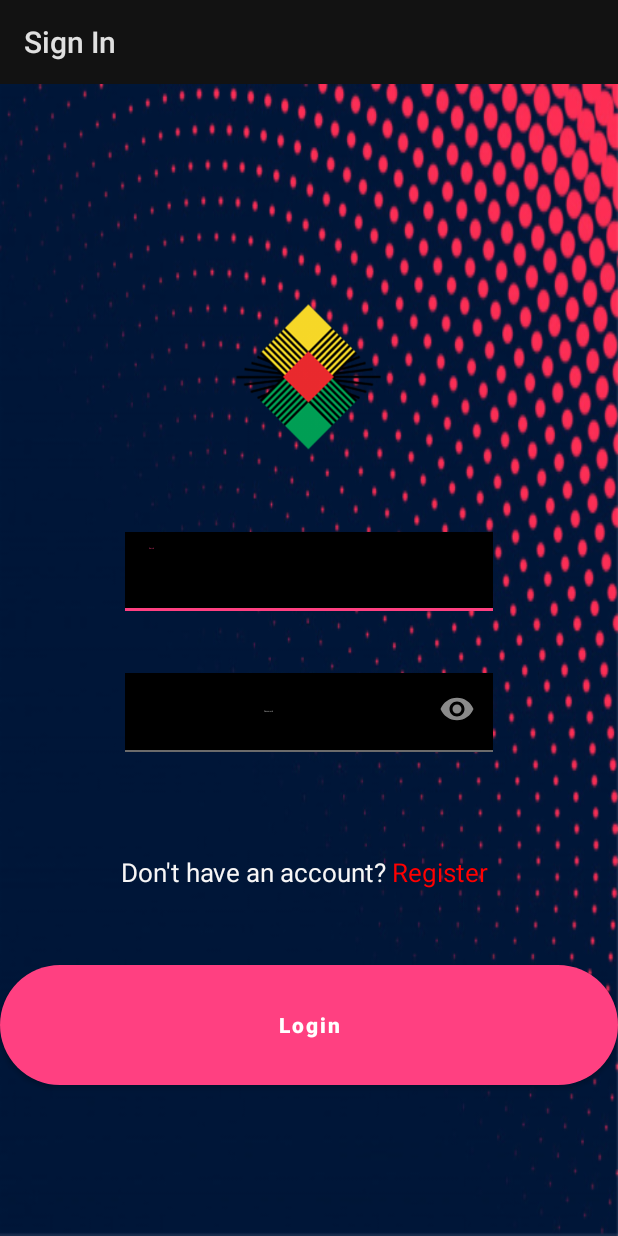
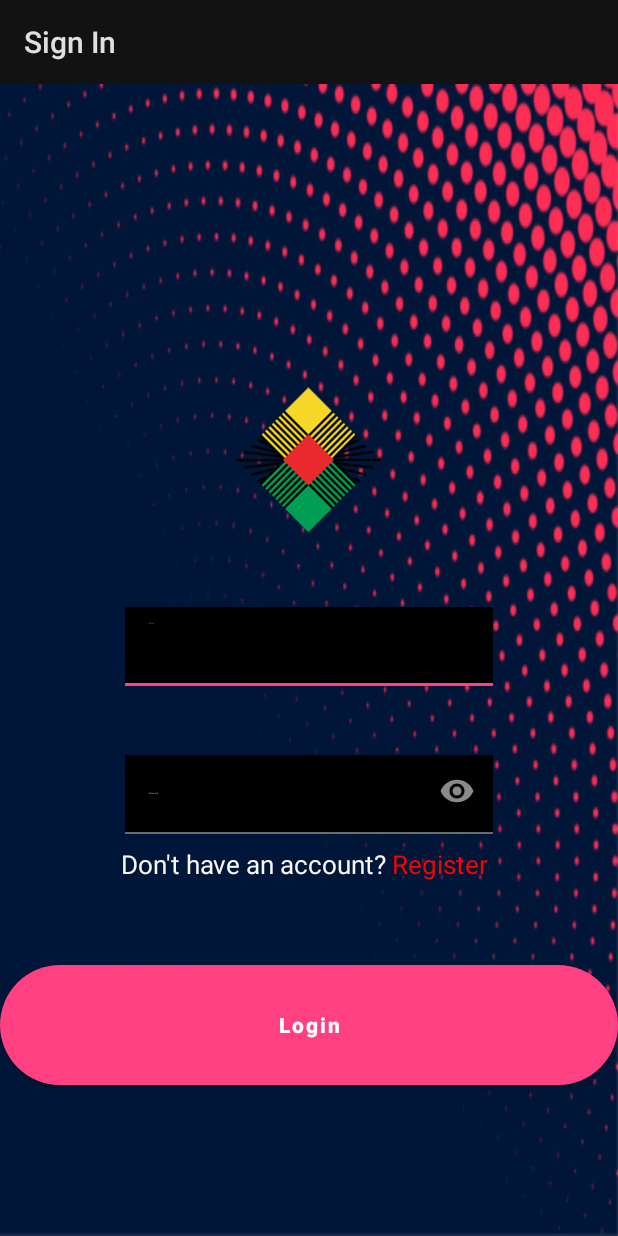
Before and after one commit to AshrafulMarufAnik/PcComplainBox, an Android app: the screen it shows after launch (LoginActivity), on a phone screen of 412 x 824 dp. Run offline under Robolectric (Android 15) with nearby library versions, the phone set to English and light mode, and no system bars; our stand-ins replace Firebase (no records; nobody signed in at launch, a user with empty details on screens opened directly).

```diff
--- a/app/src/main/AndroidManifest.xml
+++ b/app/src/main/AndroidManifest.xml
@@ -14,8 +14,7 @@
         android:theme="@style/AppTheme">
         <activity android:name=".activities.SearchActivity"></activity>
         <activity
-            android:name=".activities.LoginActivity"
-            android:screenOrientation="portrait">
+            android:name=".activities.LoginActivity">
             <intent-filter>
                 <action android:name="android.intent.action.MAIN" />
 
--- a/app/src/main/java/com/example/jmirza/firebaseauth/activities/SearchActivity.java
+++ b/app/src/main/java/com/example/jmirza/firebaseauth/activities/SearchActivity.java
@@ -1,11 +1,13 @@
 package com.example.jmirza.firebaseauth.activities;
 
+import android.annotation.SuppressLint;
+import android.app.AlertDialog;
 import android.app.DatePickerDialog;
 import android.app.Dialog;
 import android.support.v4.app.DialogFragment;
-import android.support.v7.app.AlertDialog;
 import android.support.v7.app.AppCompatActivity;
 import android.os.Bundle;
+import android.view.ContextThemeWrapper;
 import android.view.View;
 import android.widget.DatePicker;
 import android.widget.EditText;
@@ -66,6 +68,7 @@ public class SearchActivity extends AppCompatActivity implements View.OnClickLis
 
         private int flag = 0;
 
+      //  @SuppressLint("ResourceType")
         @Override
         public Dialog onCreateDialog(Bundle savedInstanceState) {
             Calendar calendar = Calendar.getInstance();
@@ -73,7 +76,9 @@ public class SearchActivity extends AppCompatActivity implements View.OnClickLis
             int month = calendar.get(Calendar.MONTH);
             int day = calendar.get(Calendar.DAY_OF_MONTH);
 
-            return new DatePickerDialog(getActivity(), this, year, month, day);
+           ContextThemeWrapper context = new ContextThemeWrapper(getActivity(), android.R.style.Theme_Holo_Dialog);
+
+            return new DatePickerDialog(context, this, year, month, day);
         }
 
         public void setFlag(int i) {
--- /dev/null
+++ b/app/src/main/res/layout-large/activity_login.xml
@@ -0,0 +1,91 @@
+<?xml version="1.0" encoding="utf-8"?>
+<LinearLayout xmlns:android="http://schemas.android.com/apk/res/android"
+    xmlns:app="http://schemas.android.com/apk/res-auto"
+    android:layout_width="match_parent"
+    android:layout_height="match_parent"
+    android:background="@drawable/bluepink"
+    android:gravity="center"
+    android:orientation="vertical"
+    android:fitsSystemWindows="true">
+
+    <LinearLayout
+        android:layout_width="wrap_content"
+        android:layout_height="wrap_content"
+        android:layout_gravity="center"
+        android:layout_marginTop="150dp"
+        android:gravity="center"
+        android:orientation="vertical">
+
+        <ImageView
+            android:layout_width="100dp"
+            android:layout_height="100dp"
+            android:background="@drawable/varsity_logo" />
+
+    </LinearLayout>
+
+
+    <android.support.design.widget.TextInputLayout
+        android:id="@+id/emailLayout"
+        android:layout_width="match_parent"
+        android:layout_height="wrap_content"
+        android:layout_gravity="center"
+        android:layout_marginTop="40dp">
+
+        <android.support.design.widget.TextInputEditText
+            android:id="@+id/emailEtId"
+            style="@style/editTextStyle"
+            android:layout_width="245dp"
+            android:layout_height="wrap_content"
+            android:layout_gravity="center"
+            android:hint="@string/enter_your_email"
+            android:inputType="text"
+            android:textColor="#fafafa"
+            android:textSize="16sp" />
+    </android.support.design.widget.TextInputLayout>
+
+    <android.support.design.widget.TextInputLayout
+        android:id="@+id/passworLayout"
+        android:layout_width="match_parent"
+        android:layout_height="wrap_content"
+        android:layout_gravity="center"
+        android:layout_marginTop="40dp"
+        app:passwordToggleEnabled="true">
+
+        <android.support.design.widget.TextInputEditText
+            android:id="@+id/passwordEtId"
+            style="@style/editTextStyle"
+            android:layout_width="245dp"
+            android:layout_height="wrap_content"
+            android:layout_gravity="center"
+            android:drawablePadding="-48dp"
+            android:hint="@string/enter_your_password"
+            android:inputType="textPassword"
+            android:textSize="16sp" />
+    </android.support.design.widget.TextInputLayout>
+
+    <ProgressBar
+        android:id="@+id/progressBarId"
+        android:layout_width="wrap_content"
+        android:layout_height="wrap_content"
+        android:visibility="gone" />
+
+    <TextView
+        android:id="@+id/signUpTvId"
+        android:layout_width="250dp"
+        android:layout_height="wrap_content"
+        android:layout_gravity="center"
+        android:layout_marginTop="20dp"
+        android:textColor="#f7f6f6"
+        android:textSize="17sp" />
+
+    <Button
+        android:id="@+id/loginBtnId"
+        android:layout_width="match_parent"
+        android:layout_height="70dp"
+        android:layout_marginTop="135dp"
+        android:background="@drawable/buttonstyleithgradient"
+        android:text="@string/login"
+        android:textAllCaps="false"
+        android:textColor="#fff"
+        android:textStyle="bold" />
+</LinearLayout>
--- /dev/null
+++ b/app/src/main/res/layout-normal/activity_login.xml
@@ -0,0 +1,91 @@
+<?xml version="1.0" encoding="utf-8"?>
+<LinearLayout xmlns:android="http://schemas.android.com/apk/res/android"
+    xmlns:app="http://schemas.android.com/apk/res-auto"
+    android:layout_width="match_parent"
+    android:layout_height="match_parent"
+    android:background="@drawable/bluepink"
+    android:fitsSystemWindows="true"
+    android:gravity="center"
+    android:orientation="vertical">
+
+    <LinearLayout
+        android:layout_width="wrap_content"
+        android:layout_height="wrap_content"
+        android:layout_gravity="center"
+        android:layout_marginTop="100dp"
+        android:gravity="center"
+        android:orientation="vertical">
+
+        <ImageView
+            android:layout_width="100dp"
+            android:layout_height="100dp"
+            android:background="@drawable/varsity_logo" />
+
+    </LinearLayout>
+
+
+    <android.support.design.widget.TextInputLayout
+        android:id="@+id/emailLayout"
+        android:layout_width="match_parent"
+        android:layout_height="wrap_content"
+        android:layout_gravity="center"
+        android:layout_marginTop="40dp">
+
+        <android.support.design.widget.TextInputEditText
+            android:id="@+id/emailEtId"
+            style="@style/editTextStyle"
+            android:layout_width="245dp"
+            android:layout_height="wrap_content"
+            android:layout_gravity="center"
+            android:hint="@string/enter_your_email"
+            android:inputType="text"
+            android:textColor="#fafafa"
+            android:textSize="16sp" />
+    </android.support.design.widget.TextInputLayout>
+
+    <android.support.design.widget.TextInputLayout
+        android:id="@+id/passworLayout"
+        android:layout_width="match_parent"
+        android:layout_height="wrap_content"
+        android:layout_gravity="center"
+        android:layout_marginTop="30dp"
+        app:passwordToggleEnabled="true">
+
+        <android.support.design.widget.TextInputEditText
+            android:id="@+id/passwordEtId"
+            style="@style/editTextStyle"
+            android:layout_width="245dp"
+            android:layout_height="wrap_content"
+            android:layout_gravity="center"
+            android:drawablePadding="-48dp"
+            android:hint="@string/enter_your_password"
+            android:inputType="textPassword"
+            android:textSize="16sp" />
+    </android.support.design.widget.TextInputLayout>
+
+    <ProgressBar
+        android:id="@+id/progressBarId"
+        android:layout_width="wrap_content"
+        android:layout_height="wrap_content"
+        android:visibility="gone" />
+
+    <TextView
+        android:id="@+id/signUpTvId"
+        android:layout_width="250dp"
+        android:layout_height="wrap_content"
+        android:layout_gravity="center"
+        android:layout_marginBottom="30dp"
+        android:textColor="#f7f6f6"
+        android:textSize="17sp" />
+
+    <Button
+        android:id="@+id/loginBtnId"
+        android:layout_width="match_parent"
+        android:layout_height="80dp"
+        android:layout_marginTop="25dp"
+        android:background="@drawable/buttonstyleithgradient"
+        android:text="@string/login"
+        android:textAllCaps="false"
+        android:textColor="#fff"
+        android:textStyle="bold" />
+</LinearLayout>
--- /dev/null
+++ b/app/src/main/res/layout-xlarge/activity_login.xml
@@ -0,0 +1,91 @@
+<?xml version="1.0" encoding="utf-8"?>
+<LinearLayout xmlns:android="http://schemas.android.com/apk/res/android"
+    xmlns:app="http://schemas.android.com/apk/res-auto"
+    android:layout_width="match_parent"
+    android:layout_height="match_parent"
+    android:background="@drawable/bluepink"
+    android:gravity="center"
+    android:orientation="vertical"
+    android:fitsSystemWindows="true">
+
+    <LinearLayout
+        android:layout_width="wrap_content"
+        android:layout_height="wrap_content"
+        android:layout_gravity="center"
+        android:layout_marginTop="220dp"
+        android:gravity="center"
+        android:orientation="vertical">
+
+        <ImageView
+            android:layout_width="250dp"
+            android:layout_height="250dp"
+            android:background="@drawable/varsity_logo" />
+
+    </LinearLayout>
+
+
+    <android.support.design.widget.TextInputLayout
+        android:id="@+id/emailLayout"
+        android:layout_width="match_parent"
+        android:layout_height="wrap_content"
+        android:layout_gravity="center"
+        android:layout_marginTop="70dp">
+
+        <android.support.design.widget.TextInputEditText
+            android:id="@+id/emailEtId"
+            style="@style/editTextStyle"
+            android:layout_width="450dp"
+            android:layout_height="70dp"
+            android:layout_gravity="center"
+            android:hint="@string/enter_your_email"
+            android:inputType="text"
+            android:textColor="#fafafa"
+            android:textSize="25sp" />
+    </android.support.design.widget.TextInputLayout>
+
+    <android.support.design.widget.TextInputLayout
+        android:id="@+id/passworLayout"
+        android:layout_width="match_parent"
+        android:layout_height="wrap_content"
+        android:layout_gravity="center"
+        android:layout_marginTop="50dp"
+        app:passwordToggleEnabled="true">
+
+        <android.support.design.widget.TextInputEditText
+            android:id="@+id/passwordEtId"
+            style="@style/editTextStyle"
+            android:layout_width="450dp"
+            android:layout_height="70dp"
+            android:layout_gravity="center"
+            android:drawablePadding="-48dp"
+            android:hint="@string/enter_your_password"
+            android:inputType="textPassword"
+            android:textSize="25sp" />
+    </android.support.design.widget.TextInputLayout>
+
+    <ProgressBar
+        android:id="@+id/progressBarId"
+        android:layout_width="wrap_content"
+        android:layout_height="wrap_content"
+        android:visibility="gone" />
+
+    <TextView
+        android:id="@+id/signUpTvId"
+        android:layout_width="455dp"
+        android:layout_height="wrap_content"
+        android:layout_gravity="center"
+        android:layout_marginTop="25dp"
+        android:textColor="#f7f6f6"
+        android:textSize="26sp" />
+
+    <Button
+        android:id="@+id/loginBtnId"
+        android:layout_width="match_parent"
+        android:layout_height="120dp"
+        android:layout_marginTop="200dp"
+        android:background="@drawable/buttonstyleithgradient"
+        android:text="Login"
+        android:textAllCaps="false"
+        android:textColor="#fff"
+        android:textStyle="bold" />
+</LinearLayout>
--- a/app/src/main/res/values/strings.xml
+++ b/app/src/main/res/values/strings.xml
@@ -37,6 +37,8 @@
     <string name="select_department">Select Department</string>
     <string name="department">Department</string>
     <string name="note">Note</string>
+    <string name="login">Login</string>
+
 
     // spinner collection
 
--- a/build.gradle
+++ b/build.gradle
@@ -8,7 +8,7 @@ buildscript {
 
     }
     dependencies {
-        classpath 'com.android.tools.build:gradle:3.3.0'
+        classpath 'com.android.tools.build:gradle:3.4.0'
         classpath 'com.google.gms:google-services:4.0.1'
 
         // NOTE: Do not place your application dependencies here; they belong
```
Also changed, not shown: app/build.gradle (+10 -0 lines), gradle/wrapper/gradle-wrapper.properties.
